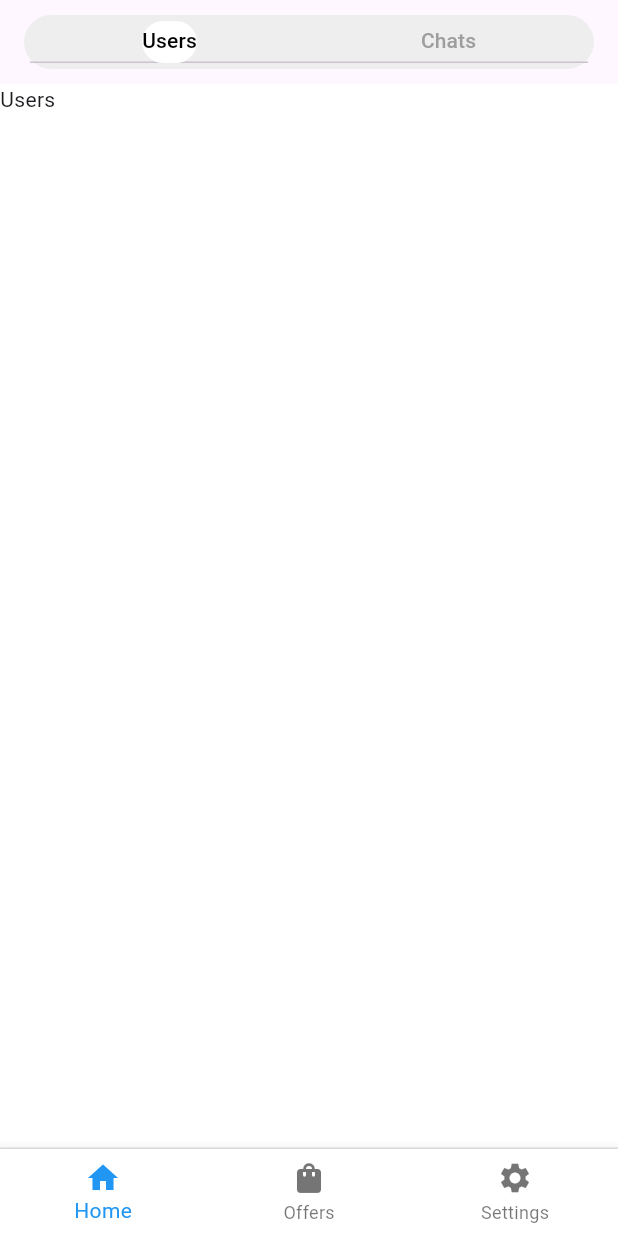
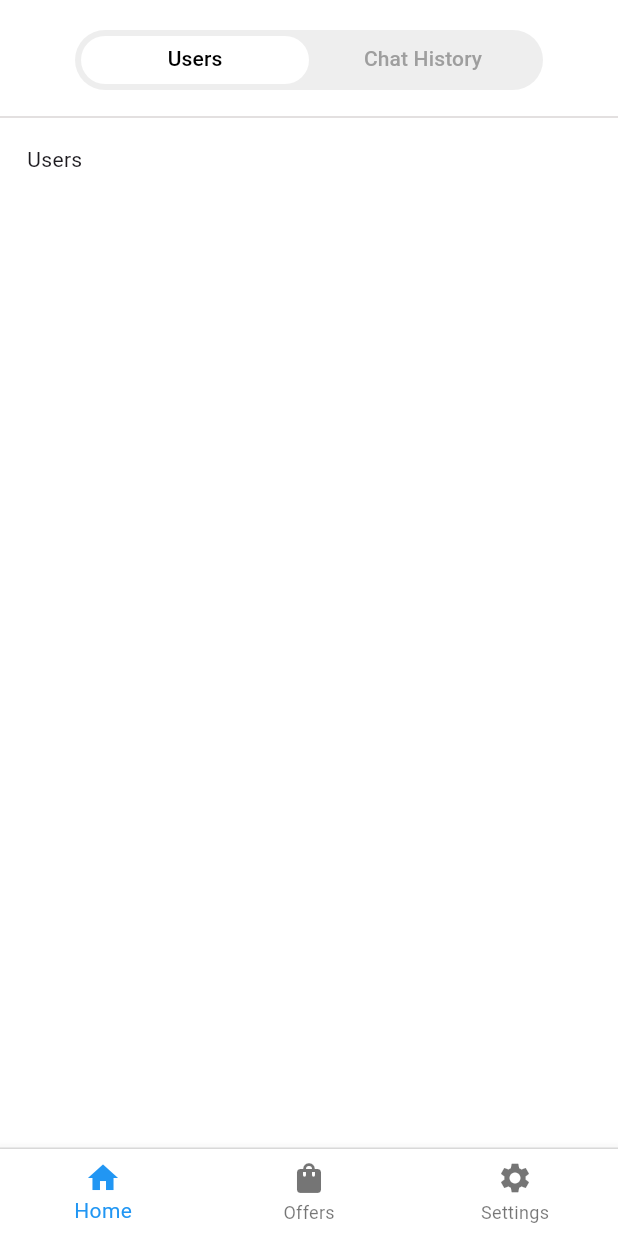
Before and after one commit to rishirizz/mysivi_chatapp, a Flutter app: the screen it shows after launch, on a phone screen of 412 x 824 dp. Run offline on Flutter 3.47's test engine with Material 3 defaults, Android fonts, the phone set to English and light mode, and no system bars; our stand-ins replace equatable, flutter_bloc.

Commit message:
Top switcher UI enhancements.

```diff
--- a/lib/features/chat/presentation/screens/chat.screen.dart
+++ b/lib/features/chat/presentation/screens/chat.screen.dart
@@ -1,6 +1,6 @@
 import 'package:flutter/material.dart';
 import 'package:mysivi_chatapp/core/constants/route.constants.dart';
-import 'package:mysivi_chatapp/core/widgets/top_switcher.widget.dart';
+import 'package:mysivi_chatapp/features/home/presentation/widgets/top_switcher.widget.dart';
 
 class ChatScreen extends StatefulWidget {
   const ChatScreen({super.key});
@@ -23,21 +23,23 @@ class _ChatHomeScreenState extends State<ChatScreen>
 
   @override
   Widget build(BuildContext context) {
-    return Scaffold(
-      body: NestedScrollView(
-        headerSliverBuilder: (_, __) => [
-          SliverAppBar(
-            floating: true,
-            snap: true,
-            centerTitle: true,
-            title: TopSwitcher(tabController: _tabController),
+    return Column(
+      children: [
+        const SizedBox(height: 20),
+        TopSwitcher(tabController: _tabController),
+        const SizedBox(height: 10),
+        const Divider(color: Color.fromARGB(255, 218, 214, 214)),
+        const SizedBox(height: 10),
+        Expanded(
+          child: Padding(
+            padding: const EdgeInsets.symmetric(horizontal: 18.0),
+            child: TabBarView(
+              controller: _tabController,
+              children: const [Text('Users'), Text('Chat history')],
+            ),
           ),
-        ],
-        body: TabBarView(
-          controller: _tabController,
-          children: const [Text('Users'), Text('Chat history')],
         ),
-      ),
+      ],
     );
   }
 }
--- a/lib/core/widgets/top_switcher.widget.dart
+++ b/lib/features/home/presentation/widgets/top_switcher.widget.dart
@@ -8,23 +8,30 @@ class TopSwitcher extends StatelessWidget {
   @override
   Widget build(BuildContext context) {
     return Container(
-      height: 36,
+      height: 40,
+      width: MediaQuery.of(context).size.width - 100,
       padding: const EdgeInsets.all(4),
       decoration: BoxDecoration(
         color: Colors.grey.shade200,
         borderRadius: BorderRadius.circular(20),
       ),
       child: TabBar(
+        dividerColor: Colors.transparent,
+        indicatorColor: Colors.transparent,
         controller: tabController,
+        padding: EdgeInsets.zero,
+        indicatorPadding: EdgeInsets.zero,
+        labelPadding: EdgeInsets.zero,
+        indicatorSize: TabBarIndicatorSize.tab,
         indicator: BoxDecoration(
           color: Colors.white,
-          borderRadius: BorderRadius.circular(16),
+          borderRadius: BorderRadius.circular(20),
         ),
         labelColor: Colors.black,
         unselectedLabelColor: Colors.grey,
         tabs: const [
           Tab(text: 'Users'),
-          Tab(text: 'Chats'),
+          Tab(text: 'Chat History'),
         ],
       ),
     );
```
Also changed, not shown: pubspec.lock.
